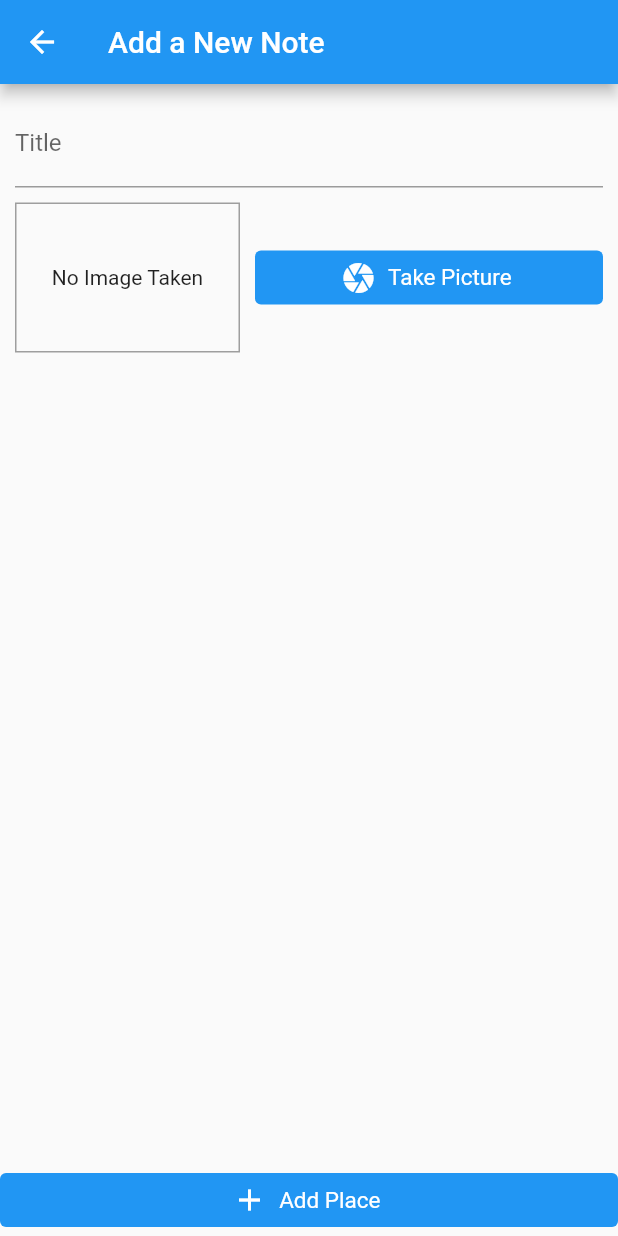
After one commit to tarekmabdallah91/notes_app, a Flutter app: the screen it shows after launch, after a tap on the "add" icon, on a phone screen of 412 x 824 dp. The commit adds this screen. Run offline on Flutter 3.47's test engine with Material 2 defaults, Android fonts, the phone set to English and light mode, and no system bars; our stand-ins replace image_picker.

Commit message:
- add note details page, add new note page
- add libs
   image_picker: ^0.8.5+3
   path_provider: ^2.0.11
   path: ^1.8.2

```diff
--- a/lib/main.dart
+++ b/lib/main.dart
@@ -1,8 +1,10 @@
 import 'package:flutter/material.dart';
+import 'package:notes_app/pages/add_note_page.dart';
 import 'package:notes_app/provider/NoteProvider.dart';
 import 'package:provider/provider.dart';
 
 import 'pages/home_page.dart';
+import 'pages/note_details_page.dart';
 
 void main() {
   runApp(const NotesApp());
@@ -25,6 +27,10 @@ class NotesApp extends StatelessWidget {
           primarySwatch: Colors.blue,
         ),
         home: HomePage(),
+        routes: {
+          NoteDetailsPage.route: (context) => NoteDetailsPage(),
+          AddNotePage.route: (context) => AddNotePage(),
+        },
       ),
     );
   }
--- /dev/null
+++ b/lib/pages/add_note_page.dart
@@ -0,0 +1,51 @@
+import 'package:flutter/material.dart';
+
+import '../widgets/image_input.dart';
+
+class AddNotePage extends StatelessWidget {
+  static const route = '/AddNotePage';
+
+  @override
+  Widget build(BuildContext context) {
+    final _titleController = TextEditingController();
+
+    return Scaffold(
+      appBar: AppBar(
+        title: Text('Add a New Note'),
+      ),
+      body: Column(
+        crossAxisAlignment: CrossAxisAlignment.stretch,
+        children: <Widget>[
+          Expanded(
+            child: SingleChildScrollView(
+              child: Padding(
+                padding: EdgeInsets.all(10),
+                child: Column(
+                  children: <Widget>[
+                    TextField(
+                      decoration: InputDecoration(labelText: 'Title'),
+                      controller: _titleController,
+                    ),
+                    SizedBox(
+                      height: 10,
+                    ),
+                    ImageInput(),
+                  ],
+                ),
+              ),
+            ),
+          ),
+          ElevatedButton.icon(
+            icon: Icon(Icons.add),
+            label: Text('Add Place'),
+            onPressed: () {},
+            style: ElevatedButton.styleFrom(
+              textStyle: TextStyle(fontSize: 15),
+              elevation: 0,
+            ),
+          ),
+        ],
+      ),
+    );
+  }
+}
--- a/lib/pages/home_page.dart
+++ b/lib/pages/home_page.dart
@@ -1,16 +1,29 @@
 import 'package:flutter/material.dart';
+import 'package:notes_app/pages/add_note_page.dart';
 import 'package:provider/provider.dart';
 
 import '../provider/NoteProvider.dart';
 import '../widgets/notes_list_item.dart';
 
 class HomePage extends StatelessWidget {
+  void openAddNotePage(BuildContext context) {
+    Navigator.of(context).pushNamed(AddNotePage.route);
+  }
+
   @override
   Widget build(BuildContext context) {
     final notes = Provider.of<NoteProvider>(context).getNotes();
     print("build home page");
     return Scaffold(
-      appBar: AppBar(title: Text('Notes')),
+      appBar: AppBar(
+        title: Text('Notes'),
+        actions: [
+          IconButton(
+            onPressed: () => openAddNotePage(context),
+            icon: Icon(Icons.add),
+          )
+        ],
+      ),
       body: Center(
         child: ListView.builder(
             itemBuilder: (context, index) => NoteListItem(
--- /dev/null
+++ b/lib/pages/note_details_page.dart
@@ -0,0 +1,18 @@
+import 'package:flutter/material.dart';
+import 'package:notes_app/models/note_model.dart';
+
+class NoteDetailsPage extends StatelessWidget {
+  static const route = '/NoteDetailsPage';
+
+  @override
+  Widget build(BuildContext context) {
+    final note = ModalRoute.of(context)!.settings.arguments as NoteModel;
+
+    return Scaffold(
+      appBar: AppBar(
+        title: Text(note.title),
+      ),
+      body: Text(note.body),
+    );
+  }
+}
--- /dev/null
+++ b/lib/widgets/image_input.dart
@@ -0,0 +1,71 @@
+import 'dart:io';
+
+import 'package:flutter/material.dart';
+import 'package:image_picker/image_picker.dart';
+import 'package:path/path.dart' as path;
+import 'package:path_provider/path_provider.dart' as syspaths;
+
+class ImageInput extends StatefulWidget {
+  @override
+  _ImageInputState createState() => _ImageInputState();
+}
+
+class _ImageInputState extends State<ImageInput> {
+  File? _storedImage;
+
+  Future<void> _takePicture() async {
+    final imageFile = await ImagePicker.platform.pickImage(
+      source: ImageSource.camera,
+      maxWidth: 600,
+    );
+    setState(() {
+      _storedImage = imageFile as File;
+    });
+    final appDir = await syspaths.getApplicationDocumentsDirectory();
+    final fileName = path.basename(imageFile!.path);
+    final savedImage =
+        await File(imageFile.path).copy('${appDir.path}/$fileName');
+  }
+
+  @override
+  Widget build(BuildContext context) {
+    return Row(
+      children: <Widget>[
+        Container(
+          width: 150,
+          height: 100,
+          decoration: BoxDecoration(
+            border: Border.all(width: 1, color: Colors.grey),
+          ),
+          child: _storedImage != null
+              ? Image.file(
+                  _storedImage!,
+                  fit: BoxFit.cover,
+                  width: double.infinity,
+                )
+              : Text(
+                  'No Image Taken',
+                  textAlign: TextAlign.center,
+                ),
+          alignment: Alignment.center,
+        ),
+        SizedBox(
+          width: 10,
+        ),
+        Expanded(
+          child: ElevatedButton.icon(
+            icon: Icon(Icons.camera),
+            label: Text('Take Picture'),
+            style: ElevatedButton.styleFrom(
+              foregroundColor: Colors.white,
+              backgroundColor: Theme.of(context).primaryColor,
+              textStyle: TextStyle(fontSize: 15),
+              elevation: 0,
+            ),
+            onPressed: _takePicture,
+          ),
+        ),
+      ],
+    );
+  }
+}
--- a/lib/widgets/notes_list_item.dart
+++ b/lib/widgets/notes_list_item.dart
@@ -1,17 +1,20 @@
 import 'package:flutter/material.dart';
 
 import '../models/note_model.dart';
+import '../pages/note_details_page.dart';
 
 class NoteListItem extends StatelessWidget {
   final NoteModel note;
   const NoteListItem({required this.note});
 
+  void openNoteDetailsPage(BuildContext context) {
+    Navigator.of(context).pushNamed(NoteDetailsPage.route, arguments: note);
+  }
+
   @override
   Widget build(BuildContext context) {
     return GestureDetector(
-      onTap: () {
-        print(note.title);
-      },
+      onTap: () => openNoteDetailsPage(context),
       child: Column(
           mainAxisAlignment: MainAxisAlignment.center,
           crossAxisAlignment: CrossAxisAlignment.center,
--- a/pubspec.yaml
+++ b/pubspec.yaml
@@ -32,7 +32,9 @@ dependencies:
   flutter:
     sdk: flutter
   provider: ^6.0.3
-
+  image_picker: ^0.8.5+3
+  path_provider: ^2.0.11
+  path: ^1.8.2
 
   # The following adds the Cupertino Icons font to your application.
   # Use with the CupertinoIcons class for iOS style icons.
```
Also changed, not shown: pubspec.lock.
